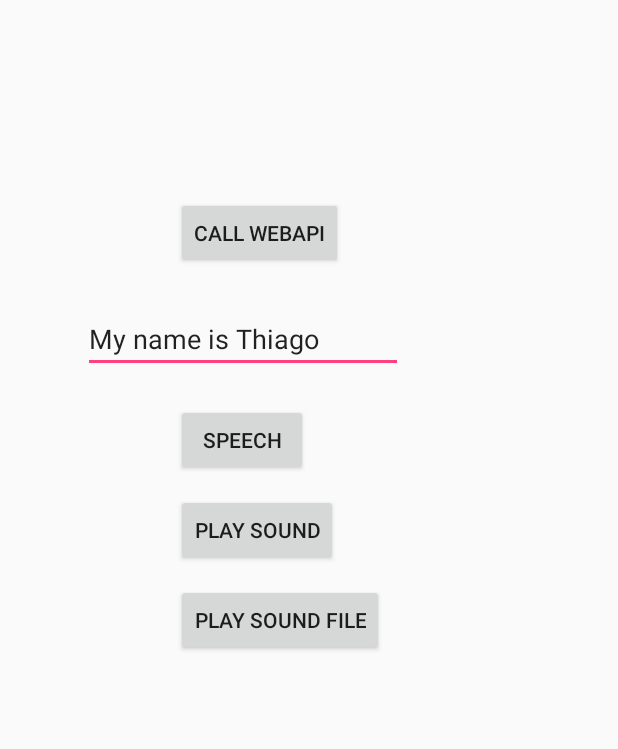
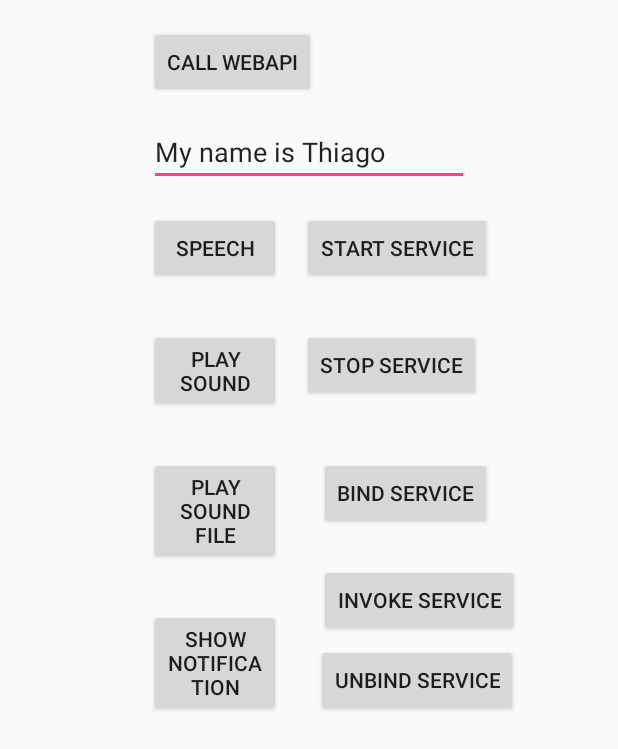
Before and after one commit to trlthiago/detab, an Android app: the screen it shows after launch (TestApi before the commit, GeneralTests after it), on a phone screen of 412 x 824 dp. Shown: the top 749 px of the screen. Run offline under Robolectric (Android 15) with nearby library versions, the phone set to English and light mode, and no system bars.

Commit message:
Bound Service working !

```diff
--- a/app/src/main/AndroidManifest.xml
+++ b/app/src/main/AndroidManifest.xml
@@ -33,7 +33,7 @@
             android:value="@string/google_maps_key"/>
 
         <activity
-            android:name=".MapsActivity"
+            android:name=".Controllers.MapsActivity"
             android:label="@string/title_activity_maps">
             <!--<intent-filter>-->
                 <!--<action android:name="android.intent.action.MAIN"/>-->
@@ -41,7 +41,7 @@
             <!--</intent-filter>-->
         </activity>
         <activity
-            android:name=".TestApi"
+            android:name=".Controllers.GeneralTests"
             android:label="@string/title_activity_test_api"
             android:theme="@style/AppTheme.NoActionBar">
             <intent-filter>
@@ -49,6 +49,8 @@
                 <category android:name="android.intent.category.LAUNCHER"/>
             </intent-filter>
         </activity>
+
+        <service android:name=".Providers.TRLService"/>
     </application>
 
 </manifest>
--- a/app/src/main/java/com/detab/detabapp/MapsActivity.java
+++ b/app/src/main/java/com/detab/detabapp/Controllers/MapsActivity.java
@@ -1,4 +1,4 @@
-package com.detab.detabapp;
+package com.detab.detabapp.Controllers;
 
 import android.Manifest;
 import android.content.Context;
@@ -12,13 +12,14 @@ import android.support.v4.app.FragmentActivity;
 import android.support.v4.content.ContextCompat;
 import android.widget.Toast;
 
+import com.detab.detabapp.Providers.GPSTracker;
+import com.detab.detabapp.R;
 import com.google.android.gms.maps.CameraUpdate;
 import com.google.android.gms.maps.CameraUpdateFactory;
 import com.google.android.gms.maps.GoogleMap;
 import com.google.android.gms.maps.OnMapReadyCallback;
 import com.google.android.gms.maps.SupportMapFragment;
 import com.google.android.gms.maps.model.BitmapDescriptorFactory;
-import com.google.android.gms.maps.model.CameraPosition;
 import com.google.android.gms.maps.model.LatLng;
 import com.google.android.gms.maps.model.Marker;
 import com.google.android.gms.maps.model.MarkerOptions;
--- a/app/src/main/java/com/detab/detabapp/ReturnedObject.java
+++ b/app/src/main/java/com/detab/detabapp/Models/ReturnedObject.java
@@ -1,4 +1,4 @@
-package com.detab.detabapp;
+package com.detab.detabapp.Models;
 
 public final class ReturnedObject
 {
--- a/app/src/main/java/com/detab/detabapp/GPSTracker.java
+++ b/app/src/main/java/com/detab/detabapp/Providers/GPSTracker.java
@@ -1,4 +1,4 @@
-package com.detab.detabapp;
+package com.detab.detabapp.Providers;
 
 /**
  * Created by thiago on 20/03/2017.
--- a/app/src/main/java/com/detab/detabapp/RSSPullService.java
+++ b/app/src/main/java/com/detab/detabapp/Providers/RSSPullService.java
@@ -1,4 +1,4 @@
-package com.detab.detabapp;
+package com.detab.detabapp.Providers;
 
 //import IntentService;
 
--- a/app/src/main/java/com/detab/detabapp/TRLHttpClient.java
+++ b/app/src/main/java/com/detab/detabapp/Providers/TRLHttpClient.java
@@ -1,4 +1,4 @@
-package com.detab.detabapp;
+package com.detab.detabapp.Providers;
 
 //import org.apache.http.Header;
 //import org.apache.http.HttpResponse;
@@ -9,7 +9,7 @@ package com.detab.detabapp;
 //import org.apache.http.client.methods.*;
 //import org.apache.http.impl.client.*;
 
-import android.os.AsyncTask;
+import com.detab.detabapp.Models.ReturnedObject;
 
 import org.json.*;
 
--- /dev/null
+++ b/app/src/main/java/com/detab/detabapp/Providers/TRLServiceConnection.java
@@ -0,0 +1,25 @@
+package com.detab.detabapp.Providers;
+
+import android.content.ComponentName;
+import android.content.ServiceConnection;
+import android.os.IBinder;
+
+public class TRLServiceConnection implements ServiceConnection
+{
+    public TRLService trlService;
+    public boolean isServiceBound = false;
+
+    @Override
+    public void onServiceConnected(ComponentName name, IBinder service)
+    {
+        TRLService.MyBinder binder = (TRLService.MyBinder) service;
+        trlService = binder.getService();
+        isServiceBound = true;
+    }
+
+    @Override
+    public void onServiceDisconnected(ComponentName name)
+    {
+        isServiceBound = false;
+    }
+}
--- a/app/src/main/java/com/detab/detabapp/TRLSpeaker.java
+++ b/app/src/main/java/com/detab/detabapp/Providers/TRLSpeaker.java
@@ -1,4 +1,4 @@
-package com.detab.detabapp;
+package com.detab.detabapp.Providers;
 import android.speech.tts.TextToSpeech;
 import android.speech.tts.TextToSpeech.OnInitListener;
 /**
--- /dev/null
+++ b/app/src/main/java/com/detab/detabapp/Providers/TRLTextToSpeech.java
@@ -0,0 +1,44 @@
+package com.detab.detabapp.Providers;
+
+import android.content.Context;
+import android.os.Bundle;
+import android.speech.tts.TextToSpeech;
+import android.widget.Toast;
+import java.util.Locale;
+
+/**
+ * Created by thiago on 27/03/2017.
+ */
+
+public class TRLTextToSpeech implements TextToSpeech.OnInitListener
+{
+    Context _ctx;
+    TextToSpeech tts;
+
+    public TRLTextToSpeech(Context ctx)
+    {
+        _ctx = ctx;
+        tts = new TextToSpeech(_ctx, this);
+    }
+
+    @Override
+    public void onInit(int status)
+    {
+        if (status != TextToSpeech.ERROR)
+        {
+            tts.setLanguage(Locale.US);
+            //tts.setLanguage(Locale.getDefault());
+        }
+    }
+
+    public void Speak(String text)
+    {
+        Bundle bundle = new Bundle();
+
+        tts.setPitch(1.3f);
+        tts.setSpeechRate(1f);
+        int result = tts.speak(text, TextToSpeech.QUEUE_FLUSH, bundle, "123");
+        if(result != 0)
+            Toast.makeText(_ctx, "An error has occurred to emmit the alert voice.", Toast.LENGTH_SHORT).show();
+    }
+}
--- a/app/src/main/java/com/detab/detabapp/TestApi.java
+++ /dev/null
@@ -1,95 +0,0 @@
-package com.detab.detabapp;
-
-import android.media.AudioManager;
-import android.media.MediaPlayer;
-import android.media.Ringtone;
-import android.media.RingtoneManager;
-import android.net.Uri;
-import android.os.Bundle;
-import android.os.Environment;
-import android.support.design.widget.FloatingActionButton;
-import android.support.design.widget.Snackbar;
-import android.support.v7.app.AppCompatActivity;
-import android.support.v7.widget.Toolbar;
-import android.view.View;
-import android.widget.EditText;
-import android.widget.Toast;
-
-import java.io.IOException;
-import java.util.ArrayList;
-
-import cz.msebera.android.httpclient.NameValuePair;
-
-public class TestApi extends AppCompatActivity
-{
-    TRLTextToSpeech tts;
-
-    @Override
-    protected void onCreate(Bundle savedInstanceState)
-    {
-        super.onCreate(savedInstanceState);
-        setContentView(R.layout.content_test_api);
-
-        tts = new TRLTextToSpeech(getApplicationContext());
-    }
-
-    public void UpdateScreen(ReturnedObject result)
-    {
-        Toast.makeText(this, result.body, Toast.LENGTH_SHORT).show();
-    }
-
-    public void btnCallWebApi_Click(View v)
-    {
-        NetworkTask j = new NetworkTask();
-        j.delegate = this;
-        j.execute("https://jsonplaceholder.typicode.com/posts/1");
-    }
-
-    public void btnSpeech_Click(View v)
-    {
-        String text = ((EditText) findViewById(R.id.txtSpeech)).getText().toString();
-
-        Toast.makeText(this, text, Toast.LENGTH_SHORT).show();
-
-        tts.Speak(text);
-    }
-
-    public void PlaySound()
-    {
-        try
-        {
-            Uri notification = RingtoneManager.getDefaultUri(RingtoneManager.TYPE_NOTIFICATION);
-            Ringtone r = RingtoneManager.getRingtone(getApplicationContext(), notification);
-            r.play();
-        } catch (Exception e)
-        {
-            e.printStackTrace();
-        }
-    }
-
-    public void btnPlaySoundFile_Click(View v)
-    {
-        try
-        {
-//            MediaPlayer mediaPlayer = new MediaPlayer();
-//            mediaPlayer.setAudioStreamType(AudioManager.STREAM_MUSIC);
-//            mediaPlayer.setDataSource(getUrl());
-//            mediaPlayer.prepare();
-//            mediaPlayer.start();
-
-            //Uri.parse(Environment.getExternalStorageDirectory().getPath() + "/Music/intro.mp3")
-            MediaPlayer mpintro = MediaPlayer.create(getApplicationContext(), R.raw.selectorsound);
-            mpintro.setLooping(false);
-            mpintro.start();
-        } catch (Exception e)
-        {
-
-        }
-    }
-
-    public void btnPlaySound_Click(View v)
-    {
-        //final MediaPlayer mp = MediaPlayer.create(this, R.raw.soho);
-        PlaySound();
-    }
-}
--- a/app/src/main/res/layout/activity_maps.xml
+++ b/app/src/main/res/layout/activity_maps.xml
@@ -5,4 +5,4 @@
     android:name="com.google.android.gms.maps.SupportMapFragment"
     android:layout_width="match_parent"
     android:layout_height="match_parent"
-    tools:context="com.detab.detabapp.MapsActivity" />
+    tools:context="com.detab.detabapp.Controllers.MapsActivity" />
--- a/app/src/main/res/layout/content_test_api.xml
+++ b/app/src/main/res/layout/content_test_api.xml
@@ -1,6 +1,7 @@
 <?xml version="1.0" encoding="utf-8"?>
 
 <RelativeLayout xmlns:android="http://schemas.android.com/apk/res/android"
+                xmlns:tools="http://schemas.android.com/tools"
                 android:layout_width="match_parent"
                 android:layout_height="match_parent"
                 android:paddingLeft="16dp"
@@ -10,42 +11,41 @@
         android:id="@+id/btnCallWebApi"
         android:layout_width="wrap_content"
         android:layout_height="wrap_content"
-        android:layout_alignParentStart="true"
+        android:layout_marginTop="17dp"
+        android:onClick="btnCallWebApi_Click"
+        android:text="Call WebAPI"
         android:layout_alignParentTop="true"
-        android:layout_marginStart="101dp"
-        android:layout_marginTop="131dp"
-        android:onClick="btnCallWebApi_Click"
-        android:text="Call WebAPI"/>
+        android:layout_alignStart="@+id/txtSpeech"/>
 
     <EditText
         android:id="@+id/txtSpeech"
         android:layout_width="wrap_content"
         android:layout_height="wrap_content"
-        android:layout_alignParentStart="true"
-        android:layout_below="@+id/btnCallWebApi"
-        android:layout_marginStart="39dp"
-        android:layout_marginTop="24dp"
+        android:layout_marginTop="13dp"
         android:ems="10"
         android:inputType="textPersonName"
-        android:text="My name is Thiago"/>
+        android:text="My name is Thiago"
+        android:layout_below="@+id/btnCallWebApi"
+        android:layout_centerHorizontal="true"/>
 
     <Button
-        android:id="@+id/button2"
+        android:id="@+id/btnSpeech"
         android:layout_width="wrap_content"
         android:layout_height="wrap_content"
-        android:layout_alignStart="@+id/btnCallWebApi"
-        android:layout_below="@+id/btnCallWebApi"
-        android:layout_marginTop="90dp"
+        android:layout_marginTop="17dp"
         android:onClick="btnSpeech_Click"
-        android:text="Speech"/>
+        android:text="Speech"
+        android:layout_below="@+id/txtSpeech"
+        android:layout_alignStart="@+id/txtSpeech"/>
 
     <Button
         android:id="@+id/btnPlaySound"
         android:layout_width="wrap_content"
         android:layout_height="wrap_content"
-        android:layout_alignStart="@+id/btnCallWebApi"
-        android:layout_below="@+id/btnCallWebApi"
-        android:layout_marginTop="150dp"
+        android:layout_alignEnd="@+id/btnSpeech"
+        android:layout_alignStart="@+id/btnSpeech"
+        android:layout_below="@+id/btnSpeech"
+        android:layout_marginTop="30dp"
         android:onClick="btnPlaySound_Click"
         android:text="Play Sound"/>
 
@@ -53,10 +53,70 @@
         android:id="@+id/btnPlaySoundFile"
         android:layout_width="wrap_content"
         android:layout_height="wrap_content"
-        android:layout_alignStart="@+id/btnCallWebApi"
-        android:layout_below="@+id/btnCallWebApi"
-        android:layout_marginTop="210dp"
+        android:layout_alignEnd="@+id/btnPlaySound"
+        android:layout_alignStart="@+id/btnPlaySound"
+        android:layout_below="@+id/btnPlaySound"
+        android:layout_marginTop="30dp"
         android:onClick="btnPlaySoundFile_Click"
         android:text="Play Sound File"/>
 
+    <Button
+        android:id="@+id/btnShowNotification"
+        android:layout_width="wrap_content"
+        android:layout_height="wrap_content"
+        android:layout_alignEnd="@+id/btnPlaySoundFile"
+        android:layout_alignStart="@+id/btnPlaySoundFile"
+        android:layout_below="@+id/btnPlaySoundFile"
+        android:layout_marginTop="30dp"
+        android:onClick="btnShowNotification_Click"
+        android:text="Show Notification"/>
+
+    <Button
+        android:id="@+id/btnStartService"
+        android:layout_width="wrap_content"
+        android:layout_height="wrap_content"
+        android:onClick="startService"
+        android:text="Start Service"
+        android:layout_alignBaseline="@+id/btnSpeech"
+        android:layout_alignBottom="@+id/btnSpeech"
+        android:layout_alignStart="@+id/btnStopService"/>
+
+    <Button
+        android:id="@+id/btnStopService"
+        android:layout_width="wrap_content"
+        android:layout_height="wrap_content"
+        android:layout_alignTop="@+id/btnPlaySound"
+        android:layout_marginStart="14dp"
+        android:layout_toEndOf="@+id/btnPlaySound"
+        android:onClick="stopService"
+        android:text="Stop Service"/>
+
+    <Button
+        android:id="@+id/btnBindService"
+        android:layout_width="wrap_content"
+        android:layout_height="wrap_content"
+        android:layout_alignEnd="@+id/btnStartService"
+        android:layout_alignTop="@+id/btnPlaySoundFile"
+        android:elevation="0dp"
+        android:onClick="btnBindService_Click"
+        android:text="Bind Service"/>
+
+    <Button
+        android:id="@+id/btnUnbindService"
+        android:layout_width="wrap_content"
+        android:layout_height="wrap_content"
+        android:onClick="btnUnbindService_Click"
+        android:text="Unbind Service"
+        android:layout_alignBottom="@+id/btnShowNotification"
+        android:layout_toEndOf="@+id/btnCallWebApi"/>
+
+    <Button
+        android:id="@+id/btnInvokeService"
+        android:layout_width="wrap_content"
+        android:layout_height="wrap_content"
+        android:layout_alignStart="@+id/btnBindService"
+        android:layout_below="@+id/btnPlaySoundFile"
+        android:onClick="btnInvokeService_Click"
+        android:text="Invoke Service"/>
+
 </RelativeLayout>
```
Also changed, not shown: app/src/main/java/com/detab/detabapp/Controllers/GeneralTests.java (added, +189 -0 lines), app/src/main/java/com/detab/detabapp/NetworkTask.java (deleted, +0 -20 lines), app/src/main/java/com/detab/detabapp/Providers/TRLPushNotification.java (added, +54 -0 lines), app/src/main/java/com/detab/detabapp/Providers/TRLService.java (added, +71 -0 lines), app/src/main/java/com/detab/detabapp/TRLTextToSpeech.java (deleted, +0 -72 lines).
